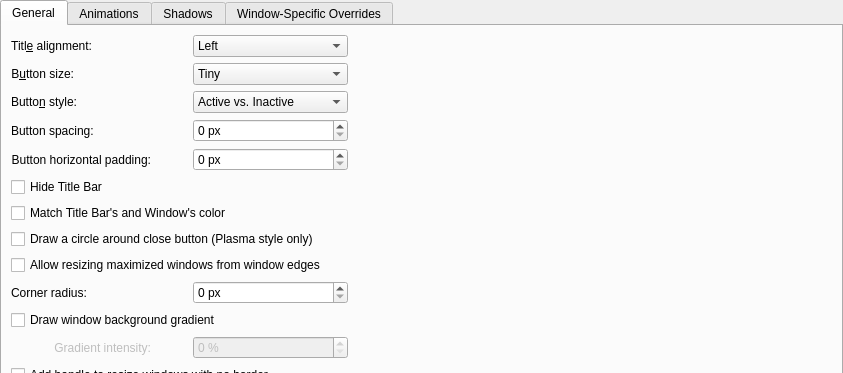
Above: config/ui/breezeconfigurationui.ui from kupiqu/SierraBreezeEnhanced before the change; both pictures show x 0 to 843 and y 0 to 373 of the 843 by 807 pixel window. Below: the same form after it.
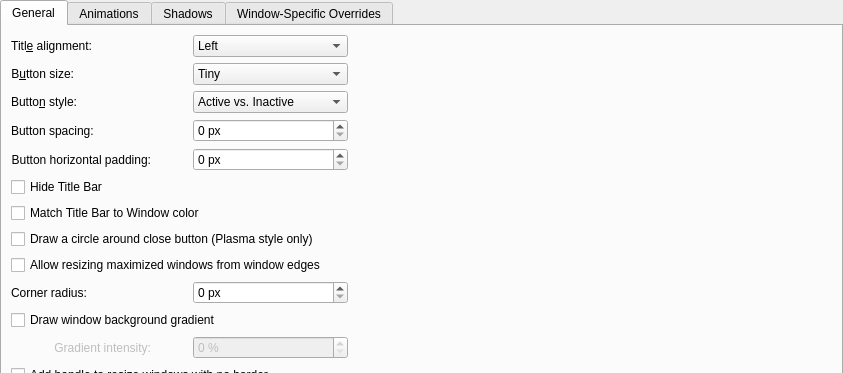
That is the form after the change. Custom widgets are drawn as their Qt base class.

Patch:
```diff
--- a/config/ui/breezeconfigurationui.ui
+++ b/config/ui/breezeconfigurationui.ui
@@ -284,7 +284,7 @@
        <item row="6" column="1" colspan="10">
         <widget class="QCheckBox" name="matchColorForTitleBar">
          <property name="text">
-          <string>Match Title Bar's and Window's color</string>
+          <string>Match Title Bar to Window color</string>
          </property>
         </widget>
        </item>
```
